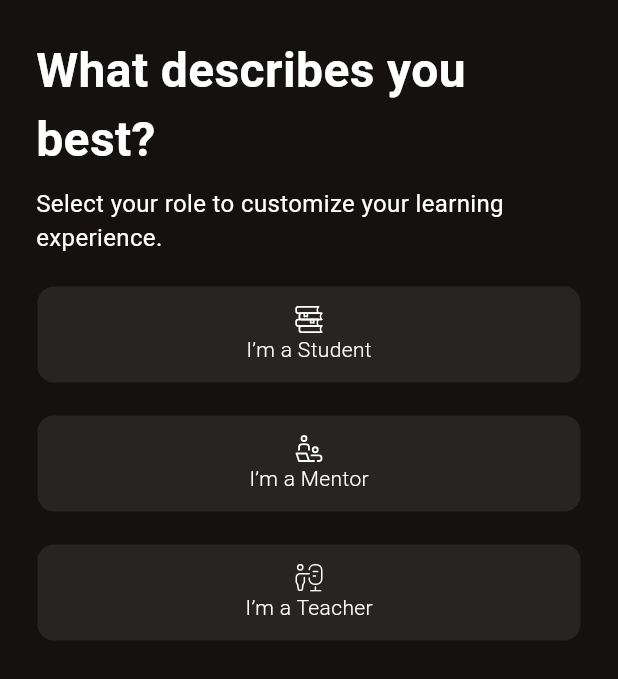
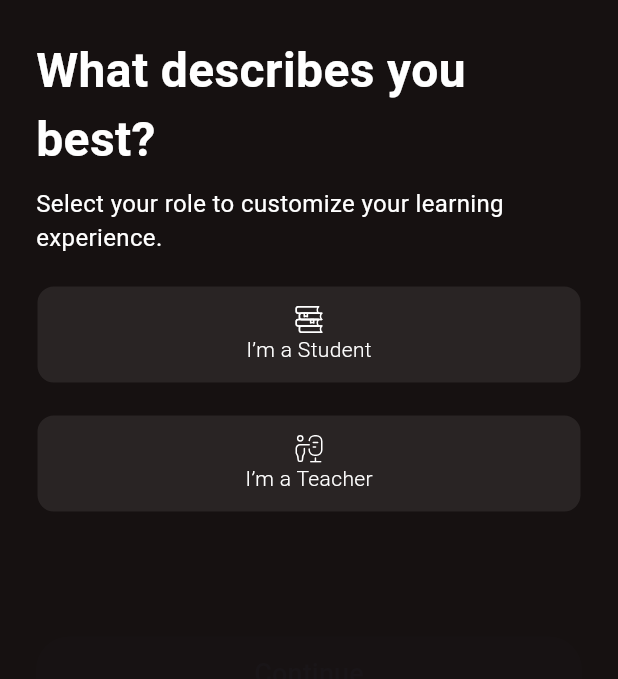
Before and after one commit to alanpaul5433-gif/toriino-todd, a Flutter app: the RoleSelectionScreen screen opened by its route, on a phone screen of 412 x 824 dp. Shown: the top 679 px of the screen. Run offline on Flutter 3.47's test engine with Material 3 defaults, Android fonts, the phone set to English and light mode, and no system bars; our stand-ins replace file_picker, firebase_core, firebase_crashlytics, firebase_messaging, flutter_advanced_drawer, flutter_screenutil and 8 more; missing offline and left inert: agora_rtc_engine, amazon_cognito_identity_dart_2, awesome_calendart, flutter_stripe; accounts and stored records are empty; Roboto replaces fonts that are missing (Rethink Sans); project files that could hold a hidden picture were left out.

```diff
--- a/lib/view/auth/role_selector_view.dart
+++ b/lib/view/auth/role_selector_view.dart
@@ -2,10 +2,10 @@ import 'package:flutter/material.dart';
 import 'package:flutter_svg/flutter_svg.dart';
 import 'package:get/get.dart';
 import 'package:toriino_todd/getx_controllers/advanceddrawercontroller.dart';
+import 'package:toriino_todd/services/analytics_service.dart';
 import 'package:toriino_todd/services/auth_service.dart';
 import 'package:toriino_todd/resources/colors/app_colors.dart';
 import 'package:toriino_todd/utils/responsive.dart';
-import 'package:toriino_todd/view/users/mentor_view/mentor_bottom_nav_bar.dart';
 import 'package:toriino_todd/view/users/student_view/bottom_nav_bar_holder.dart';
 import 'package:toriino_todd/view/users/teacher/teacher_bottom_nav_bar.dart';
 import 'package:toriino_todd/viewmodel/controller/login/user_prefrence/users_prefrence.dart';
@@ -38,6 +38,7 @@ class _RoleSelectionScreenState extends State<RoleSelectionScreen> {
       return;
     }
 
+    AnalyticsService.logSignUp(role: selectedRole!);
     await UsersPrefrence().saveUserRole(selectedRole!);
     if (!mounted) return;
     setState(() => _saving = false);
@@ -49,11 +50,6 @@ class _RoleSelectionScreenState extends State<RoleSelectionScreen> {
       Navigator.pushReplacement(
         context,
         MaterialPageRoute(builder: (_) => MainWrapper()),
-      );
-    } else if (selectedRole == "Mentor") {
-      Navigator.pushReplacement(
-        context,
-        MaterialPageRoute(builder: (_) => MentorBottomNavBar()),
       );
     } else {
       Navigator.pushReplacement(
@@ -107,17 +103,8 @@ class _RoleSelectionScreenState extends State<RoleSelectionScreen> {
                         });
                       },
                     ),
-                    const SizedBox(height: 20),
-                    RoleSelectionCard(
-                      svgImage: "assets/icons/mentoring.svg",
-                      title: "I’m a Mentor",
-                      isSelected: selectedRole == "Mentor",
-                      onTap: () {
-                        setState(() {
-                          selectedRole = "Mentor";
-                        });
-                      },
-                    ),
+                    // Mentor is not self-selectable: POST /auth/set-role accepts only
+                    // student or teacher; mentor accounts are set up by an admin.
                     const SizedBox(height: 20),
 
                     // Promoter option
--- a/lib/view/auth/sign_up_view.dart
+++ b/lib/view/auth/sign_up_view.dart
@@ -7,7 +7,6 @@ import 'package:toriino_todd/utils/responsive.dart';
 import 'package:toriino_todd/utils/utils.dart';
 import 'package:toriino_todd/view/auth/login_view.dart';
 import 'package:toriino_todd/view/auth/otp_verification_view.dart';
-import 'package:toriino_todd/services/analytics_service.dart';
 import 'package:toriino_todd/widgets/auth_button.dart';
 import 'package:toriino_todd/widgets/radio_button.dart';
 import 'package:google_fonts/google_fonts.dart';
@@ -82,7 +81,7 @@ class _SginupviewState extends State<Sginupview> {
 
     if (result['success'] == true) {
       Utils.toastMassage("Account created! Please verify your email.");
-      AnalyticsService.logSignUp(role: 'Student');
+      // sign_up is logged on the role screen, once the real role is known.
       if (!mounted) return;
       Navigator.pushReplacement(
         context,
@@ -91,6 +90,7 @@ class _SginupviewState extends State<Sginupview> {
             email: emailController.text.trim(),
             name: nameController.text.trim(),
             role: 'Student',
+            password: passwordController.text.trim(),
           ),
         ),
       );
```
Also changed, not shown: lib/services/auth_service.dart (+6 -1 lines), lib/view/auth/otp_verification_view.dart (+31 -9 lines).
